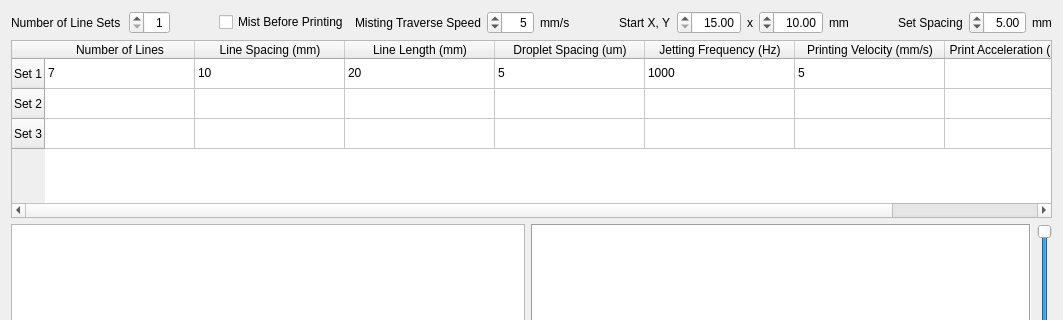
First picture: the form in src/ui/lineprintwidget.ui, repository BYUCreateResearchLab/CREATE_LAB_Binder_Jet_Printer, before the edit; both pictures show x 0 to 1063 and y 0 to 320 of the 1063 by 789 pixel window.
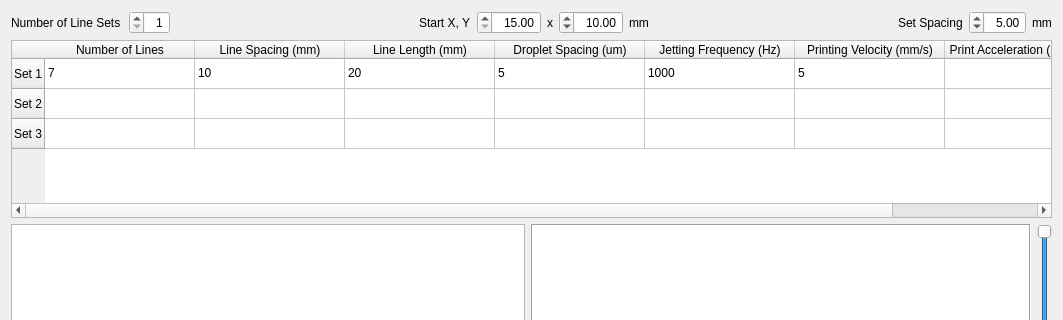
Second picture: the form after the edit. Custom widgets are drawn as their Qt base class.

Patch:
```diff
--- a/src/ui/lineprintwidget.ui
+++ b/src/ui/lineprintwidget.ui
@@ -79,59 +79,6 @@
        </property>
       </spacer>
      </item>
-     <item>
-      <widget class="QCheckBox" name="mistLayerCheckBox">
-       <property name="text">
-        <string>Mist Before Printing</string>
-       </property>
-      </widget>
-     </item>
-     <item>
-      <widget class="QLabel" name="label">
-       <property name="text">
-        <string>Misting Traverse Speed</string>
-       </property>
-      </widget>
-     </item>
-     <item>
-      <widget class="QSpinBox" name="mistTraverseSpeedSpinBox">
-       <property name="layoutDirection">
-        <enum>Qt::RightToLeft</enum>
-       </property>
-       <property name="alignment">
-        <set>Qt::AlignRight|Qt::AlignTrailing|Qt::AlignVCenter</set>
-       </property>
-       <property name="minimum">
-        <number>1</number>
-       </property>
-       <property name="maximum">
-        <number>100</number>
-       </property>
-       <property name="value">
-        <number>5</number>
-       </property>
-      </widget>
-     </item>
-     <item>
-      <widget class="QLabel" name="label_2">
-       <property name="text">
-        <string>mm/s</string>
-       </property>
-      </widget>
-     </item>
-     <item>
-      <spacer name="horizontalSpacer_2">
-       <property name="orientation">
-        <enum>Qt::Horizontal</enum>
-       </property>
-       <property name="sizeHint" stdset="0">
-        <size>
-         <width>40</width>
-         <height>20</height>
-        </size>
-       </property>
-      </spacer>
-     </item>
      <item alignment="Qt::AlignRight">
       <widget class="QLabel" name="label_StartXY">
        <property name="text">
```
